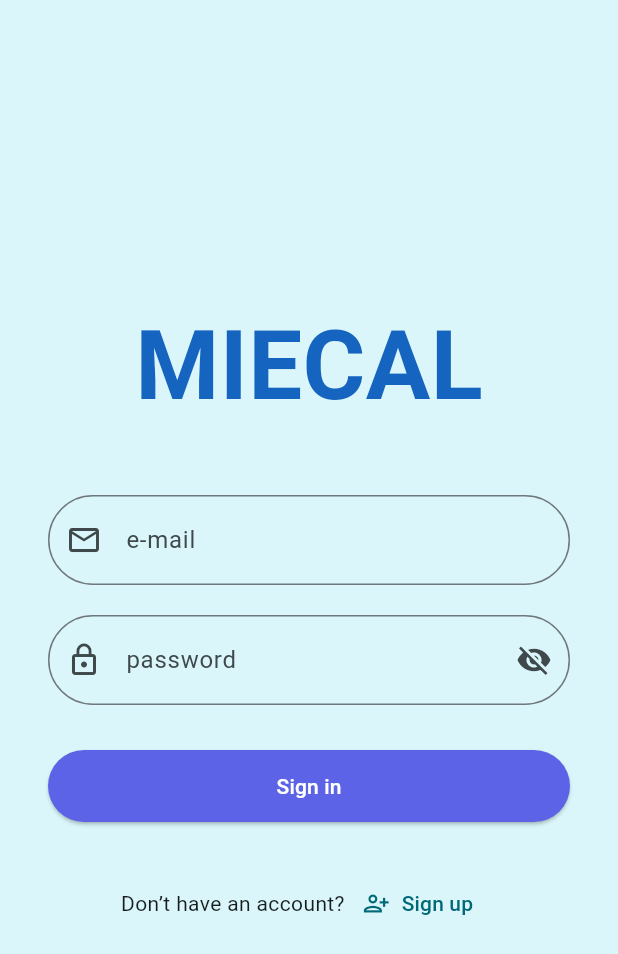
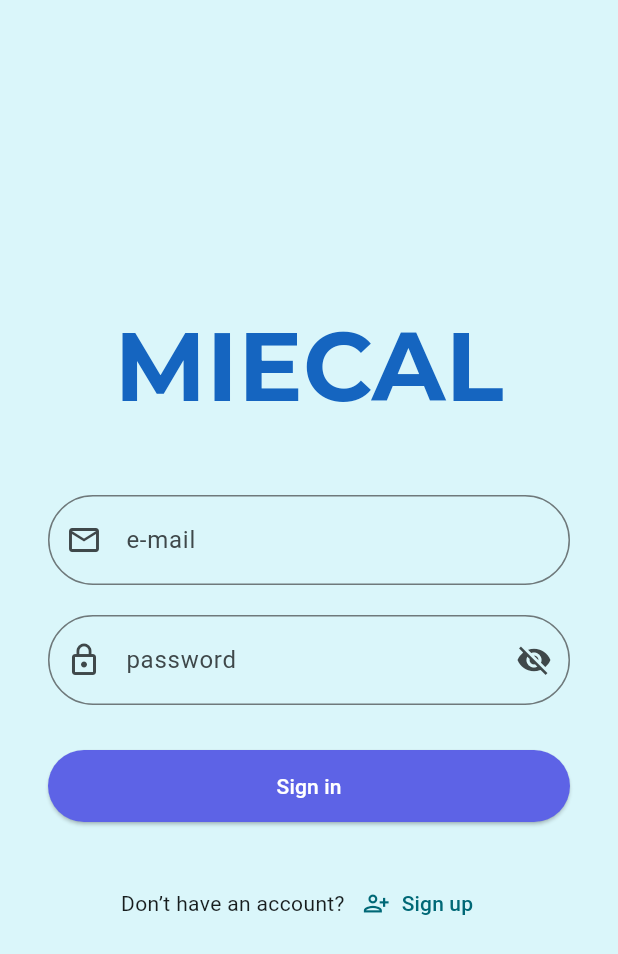
Before and after one commit to HiromuYamana/MIECAL, a Flutter app: the LoginScreen screen opened by its route, on a phone screen of 412 x 824 dp. Shown: the top 954 px of the screen. Run offline on Flutter 3.47's test engine with Material 3 defaults, Android fonts, the phone set to English and light mode, and no system bars; our stand-ins replace audioplayers, cloud_firestore, firebase_auth, firebase_core, google_fonts, qr_flutter and 2 more; missing offline and left inert: dart:html; accounts and stored records are empty.

Commit message:
MIECALのフォント修正

```diff
--- a/lib/login_page.dart
+++ b/lib/login_page.dart
@@ -4,6 +4,7 @@ import 'package:cloud_firestore/cloud_firestore.dart'; // <-- この行を追加
 import 'package:miecal/main.dart'; // main.dart にルーティングがある場合、必要
 import 'package:miecal/menu_page.dart'; // ログイン後の遷移先（今回は問診票に直接遷移）
 import 'package:miecal/personal_info_service.dart'; // <-- この行を追加 (PersonalInfoServiceがあるファイル)
+import 'package:google_fonts/google_fonts.dart';
 
 class LoginScreen extends StatefulWidget {
   const LoginScreen({super.key});
@@ -133,9 +134,9 @@ class _LoginScreenState extends State<LoginScreen> {
             child: Column(
               mainAxisAlignment: MainAxisAlignment.center,
               children: [
-                const Text(
+                Text(
                   'MIECAL',
-                  style: TextStyle(
+                  style: GoogleFonts.montserrat(
                     fontSize: 64,
                     fontWeight: FontWeight.bold,
                     color: Color(0xFF1565C0), // 濃い青
```
